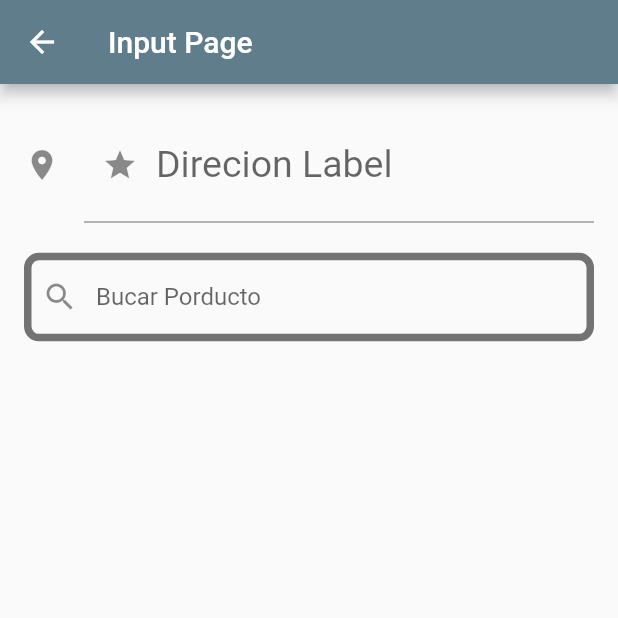
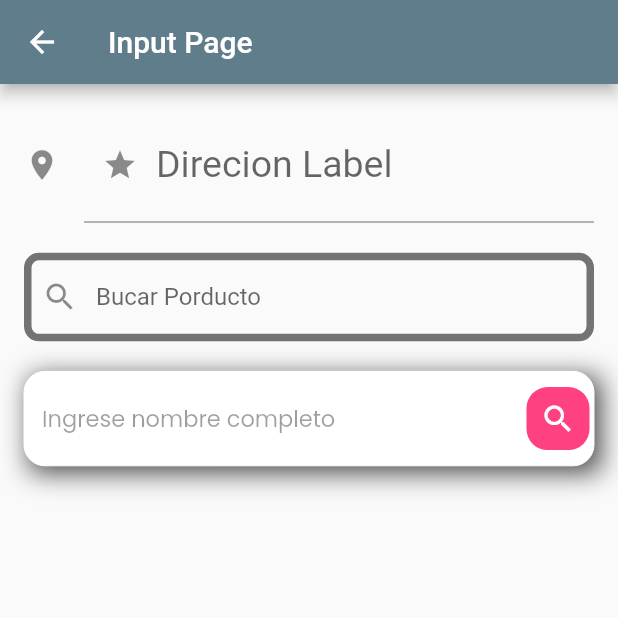
Before and after one commit to kathyLopezSMOKE/app_component, a Flutter app: the InputPage screen opened directly, on a phone screen of 412 x 824 dp, the top half of it. Run offline on Flutter 3.47's test engine with Material 2 defaults, Android fonts, the phone set to English and light mode, and no system bars; our stand-ins replace google_fonts; missing offline and left inert: dart:js_util.

Commit message:
textField3

```diff
--- a/lib/pages/input_page.dart
+++ b/lib/pages/input_page.dart
@@ -1,4 +1,5 @@
 import 'package:flutter/material.dart';
+import 'package:google_fonts/google_fonts.dart';
 
 class InputPage extends StatelessWidget {
   const InputPage({super.key});
@@ -49,6 +50,56 @@ class InputPage extends StatelessWidget {
                   ),
                 ),
               ),
+              onChanged: (value){
+                print(value);
+              },
+            ),
+            SizedBox(
+              height: 20,
+            ),
+            Container(
+              decoration: BoxDecoration(
+                boxShadow: [
+                  BoxShadow(
+                    color: Colors.black.withOpacity(0.75),
+                    offset: Offset(4, 4),
+                    blurRadius: 14,
+                  ),
+                ]
+              ),
+              child: TextField(
+                decoration: InputDecoration(
+                  hintText: "Ingrese nombre completo",
+                  hintStyle: GoogleFonts.poppins(
+                    fontSize: 15,
+                    color: Colors.black38,
+                  ),
+                  fillColor: Colors.white,
+                  filled: true,
+                  suffixIcon: Container(
+                    margin: EdgeInsets.all(3),
+                    decoration: BoxDecoration(
+                      color: Colors.pinkAccent,
+                      borderRadius:BorderRadius.circular(14),
+                    ),
+                    child: Icon(Icons.search,color: Colors.white,)
+                  ),
+                  enabledBorder: OutlineInputBorder(
+                    borderRadius: BorderRadius.circular(14),
+                    borderSide: BorderSide(
+                      color: Colors.white,
+                      width: 0,
+                    ),
+                  ),
+                  focusedBorder: OutlineInputBorder(
+                    borderRadius: BorderRadius.circular(14),
+                    borderSide: BorderSide(
+                      color: Colors.white,
+                      width: 0,
+                    ),
+                  ),
+                ),
+              ),
             ),
           ],
         ),
```
